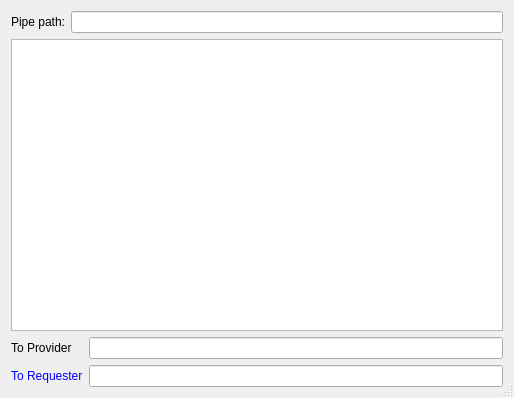
Old version of the form src/TermWindow.ui in the repository micwik/ArnBrowser.
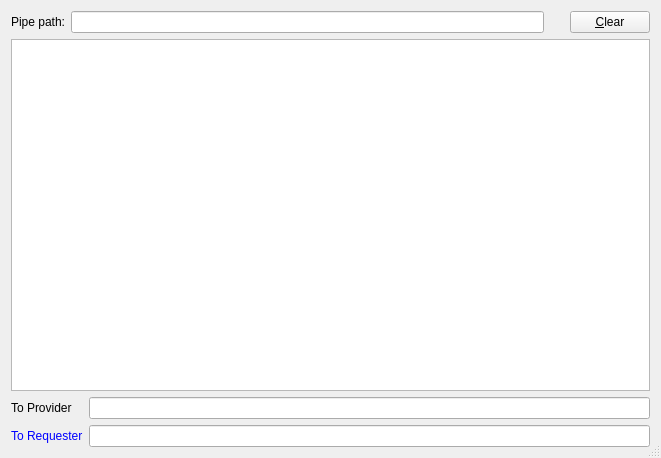
New version of the form.

Commit message: Added Terminal clear button

```diff
--- a/src/TermWindow.ui
+++ b/src/TermWindow.ui
@@ -6,8 +6,8 @@
    <rect>
     <x>0</x>
     <y>0</y>
-    <width>514</width>
-    <height>398</height>
+    <width>661</width>
+    <height>458</height>
    </rect>
   </property>
   <property name="windowTitle">
@@ -35,6 +35,32 @@
      <item>
       <widget class="QLineEdit" name="pipePath"/>
      </item>
+     <item>
+      <spacer name="horizontalSpacer">
+       <property name="orientation">
+        <enum>Qt::Horizontal</enum>
+       </property>
+       <property name="sizeType">
+        <enum>QSizePolicy::Maximum</enum>
+       </property>
+       <property name="sizeHint" stdset="0">
+        <size>
+         <width>20</width>
+         <height>20</height>
+        </size>
+       </property>
+      </spacer>
+     </item>
+     <item>
+      <widget class="QPushButton" name="clearButton">
+       <property name="focusPolicy">
+        <enum>Qt::NoFocus</enum>
+       </property>
+       <property name="text">
+        <string>&amp;Clear</string>
+       </property>
+      </widget>
+     </item>
     </layout>
    </item>
    <item>
```
The commit also changes 2 other files.
